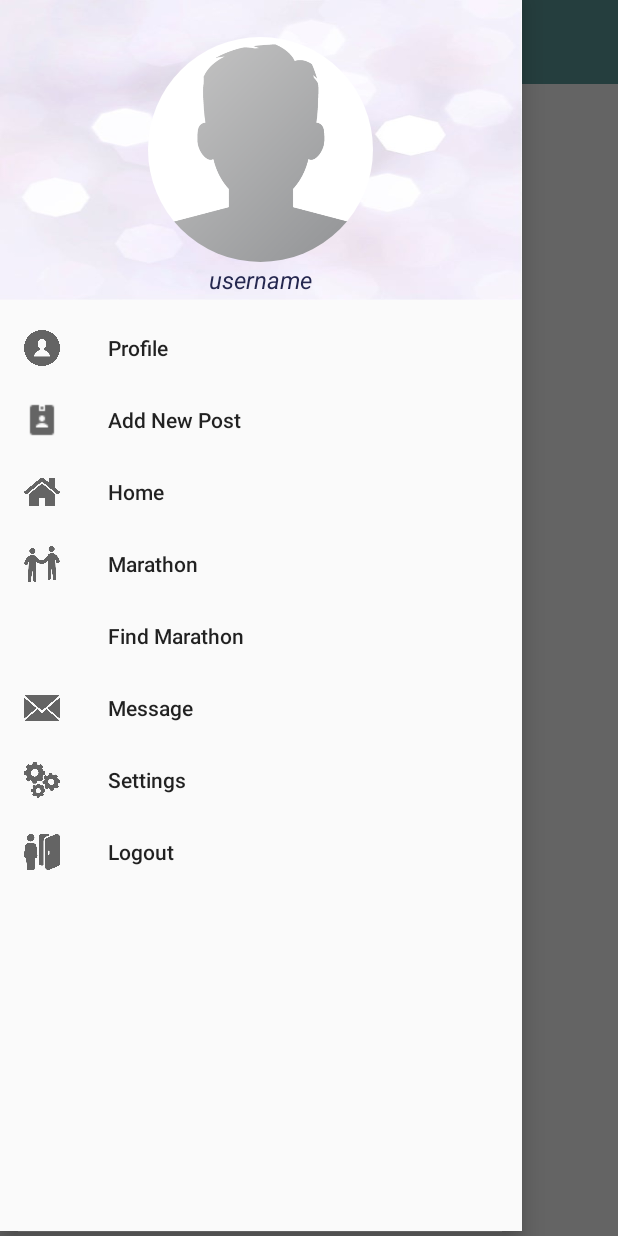
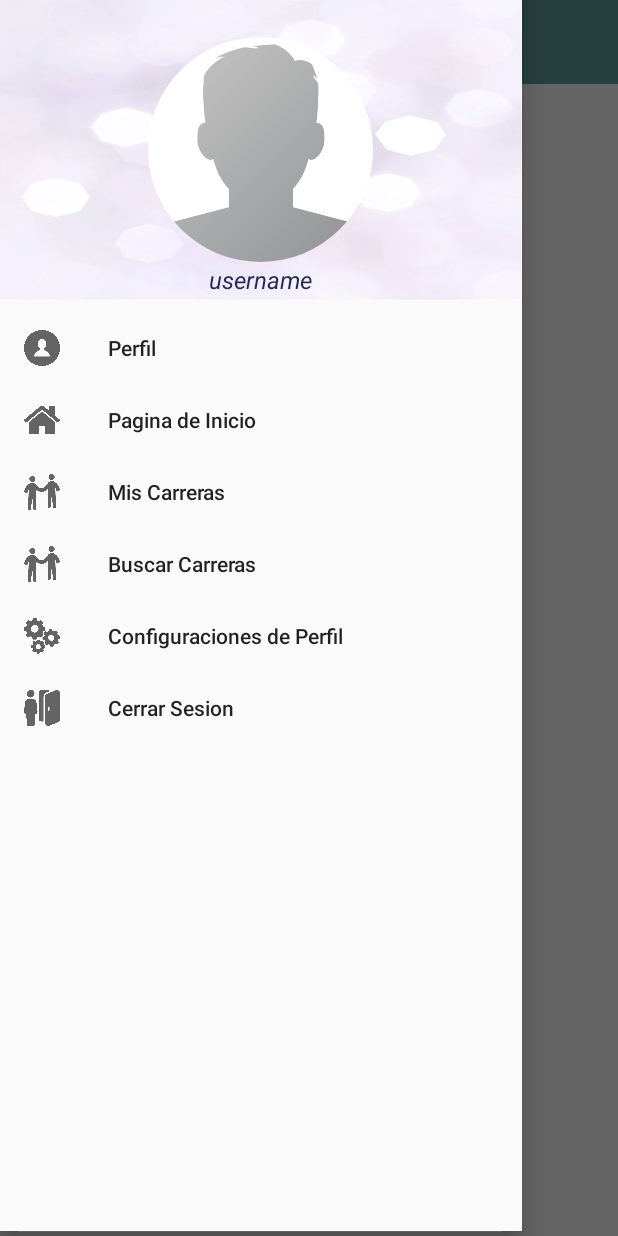
Before and after one commit to SamantaMinayo/App-Movil, an Android app: the MainActivity screen opened directly, with no data from a screen before it, with the side drawer open, on a phone screen of 412 x 824 dp. Run offline under Robolectric (Android 15) with nearby library versions, the phone set to English and light mode, and no system bars; our stand-ins replace CircleImageView, Firebase (no records; nobody signed in at launch, a user with empty details on screens opened directly), Picasso; 1 statement that could not run was skipped.

Commit message:
Actualizacion de los items del menu principal.

```diff
--- a/app/src/main/java/com/example/saludable/MainActivity.java
+++ b/app/src/main/java/com/example/saludable/MainActivity.java
@@ -212,8 +212,6 @@ public class MainActivity extends AppCompatActivity {
     private void UserMenuSelector(MenuItem item) {
         try {
             switch (item.getItemId ()) {
-                case R.id.nav_post:
-                    break;
                 case R.id.nav_profile:
                     SendUsertoProfileActivity ();
                     break;
@@ -225,9 +223,6 @@ public class MainActivity extends AppCompatActivity {
                     break;
                 case R.id.nav_find_marathon:
                     SendUserToMaratonActivity ();
-                    break;
-                case R.id.nav_message:
-                    Toast.makeText ( this, "Messages", Toast.LENGTH_SHORT ).show ();
                     break;
                 case R.id.nav_settings:
                     SendUserToSettingsActivity ();
--- a/app/src/main/res/menu/navigation_menu.xml
+++ b/app/src/main/res/menu/navigation_menu.xml
@@ -5,35 +5,25 @@
     <item
         android:id="@+id/nav_profile"
         android:icon="@drawable/profile_icon"
-        android:title="Profile" />
-    <item
-        android:id="@+id/nav_post"
-        android:icon="@drawable/country"
-        android:title="Add New Post" />
+        android:title="Perfil" />
     <item
         android:id="@+id/nav_home"
         android:icon="@drawable/home"
-        android:title="Home" />
+        android:title="Pagina de Inicio" />
     <item
         android:id="@+id/nav_marathon"
         android:icon="@drawable/friends"
-        android:title="Marathon" />
+        android:title="Mis Carreras" />
     <item
         android:id="@+id/nav_find_marathon"
-
-        android:title="Find Marathon" />
-    <item
-        android:id="@+id/nav_message"
-        android:icon="@drawable/messages"
-        android:title="Message" />
+        android:icon="@drawable/friends"
+        android:title="Buscar Carreras" />
     <item
         android:id="@+id/nav_settings"
         android:icon="@drawable/settings"
-        android:title="Settings" />
+        android:title="Configuraciones de Perfil" />
     <item
         android:id="@+id/nav_Logout"
         android:icon="@drawable/logout"
-        android:title="Logout" />
-
-
+        android:title="Cerrar Sesion" />
 </menu>
```
Also changed, not shown: app/src/main/java/com/example/saludable/ClickMaratonActivity.java (+25 -9 lines), app/src/main/java/com/example/saludable/MapsActivity.java (+29 -16 lines).
